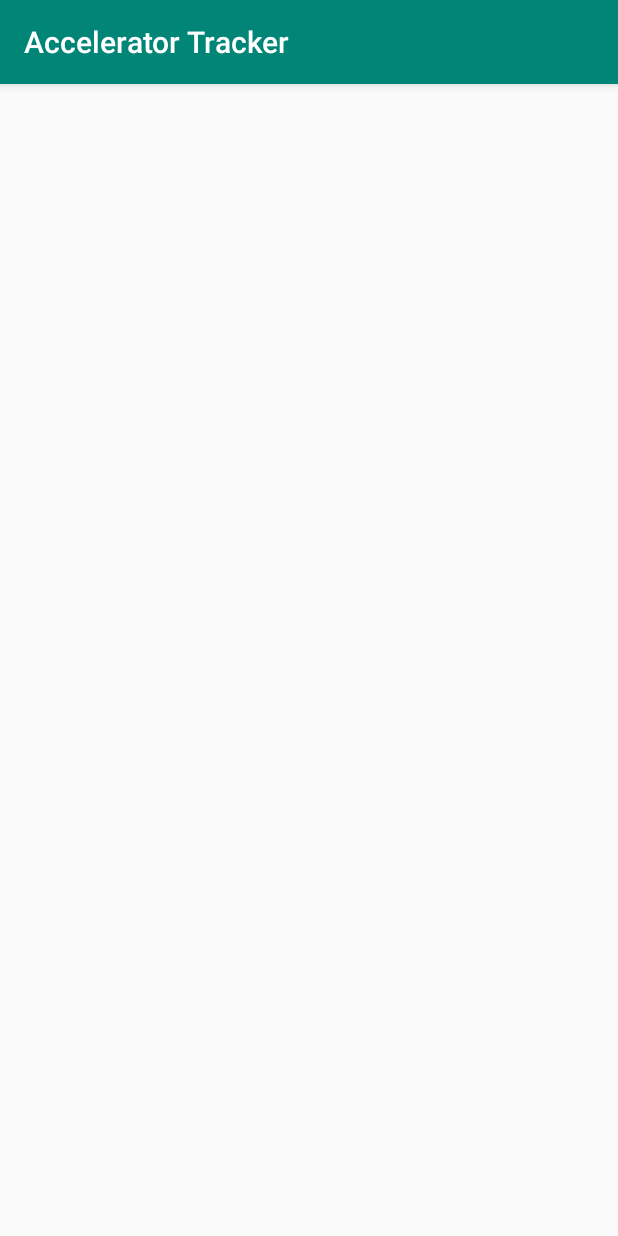
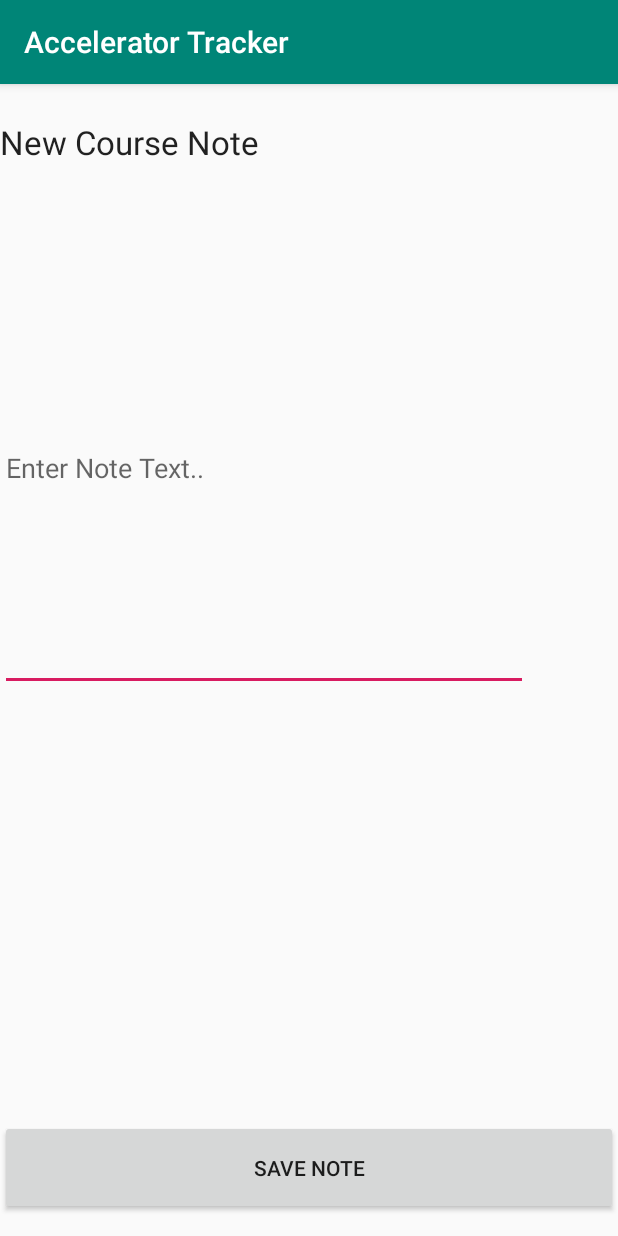
Before and after one commit to XarnnibusTug/WGU-Term_Tracker, an Android app: the CourseNoteEdit screen opened directly, with no data from a screen before it, on a phone screen of 412 x 824 dp. Run offline under Robolectric (Android 15) with nearby library versions, the phone set to English and light mode, and no system bars.

Commit message:
CHORE: Added Hints to activities
Added hints to activities

```diff
--- a/app/src/main/java/com/example/jmor132/myapplication/CourseNoteListActivity.java
+++ b/app/src/main/java/com/example/jmor132/myapplication/CourseNoteListActivity.java
@@ -14,7 +14,6 @@ import android.widget.CursorAdapter;
 import android.widget.ListView;
 import android.widget.SimpleCursorAdapter;
 
-import java.net.Inet4Address;
 
 public class CourseNoteListActivity extends AppCompatActivity implements LoaderManager.LoaderCallbacks<Cursor>{
 
@@ -32,6 +31,7 @@ public class CourseNoteListActivity extends AppCompatActivity implements LoaderM
 
         courseUri = getIntent().getParcelableExtra(CourseProvider.COURSE_CONTENT_TYPE);
         courseID = Long.parseLong(courseUri.getLastPathSegment());
+        generateCourseNoteList();
 
     }
 
--- a/app/src/main/java/com/example/jmor132/myapplication/CourseNoteViewActivity.java
+++ b/app/src/main/java/com/example/jmor132/myapplication/CourseNoteViewActivity.java
@@ -5,6 +5,8 @@ import android.os.Bundle;
 
 public class CourseNoteViewActivity extends AppCompatActivity {
 
+    private static final int COURSE_NOTE_EDITOR_CODE = 11111;
+
     @Override
     protected void onCreate(Bundle savedInstanceState) {
         super.onCreate(savedInstanceState);
--- a/app/src/main/res/layout/activity_course_editor.xml
+++ b/app/src/main/res/layout/activity_course_editor.xml
@@ -35,6 +35,7 @@
             android:layout_column="1"
             android:layout_margin="8dp"
             android:ems="10"
+            android:hint="Course Name (EX C196)"
             android:inputType="text" />
 
         <TextView
@@ -89,6 +90,7 @@
             android:layout_row="3"
             android:layout_column="1"
             android:layout_margin="8dp"
+            android:hint="Jason Morrissette"
             android:inputType="text" />
 
         <TextView
@@ -107,6 +109,7 @@
             android:layout_row="4"
             android:layout_column="1"
             android:layout_margin="8dp"
+            android:hint="555-555-5555"
             android:inputType="phone" />
 
         <TextView
@@ -125,6 +128,7 @@
             android:layout_row="5"
             android:layout_column="1"
             android:layout_margin="8dp"
+            android:hint="jmorrissette@awesomeapp.com"
             android:inputType="textWebEmailAddress" />
 
     </GridLayout>
--- a/app/src/main/res/layout/activity_course_note_edit.xml
+++ b/app/src/main/res/layout/activity_course_note_edit.xml
@@ -1,9 +1,42 @@
 <?xml version="1.0" encoding="utf-8"?>
-<android.support.constraint.ConstraintLayout xmlns:android="http://schemas.android.com/apk/res/android"
+<RelativeLayout xmlns:android="http://schemas.android.com/apk/res/android"
     xmlns:app="http://schemas.android.com/apk/res-auto"
     xmlns:tools="http://schemas.android.com/tools"
     android:layout_width="match_parent"
     android:layout_height="match_parent"
     tools:context=".CourseNoteEdit">
 
-</android.support.constraint.ConstraintLayout>
+    <Button
+        android:id="@+id/button3"
+        android:layout_width="match_parent"
+        android:layout_height="63dp"
+        android:layout_alignParentStart="true"
+        android:layout_alignParentBottom="true"
+        android:layout_marginBottom="14dp"
+        android:text="@string/save_course_note" />
+
+    <TextView
+        android:id="@+id/textView11"
+        android:layout_width="322dp"
+        android:layout_height="44dp"
+        android:layout_alignParentStart="true"
+        android:layout_alignParentTop="true"
+        android:layout_marginStart="0dp"
+        android:layout_marginTop="24dp"
+        android:text="@string/note_title"
+        android:textAppearance="@android:style/TextAppearance.Material.Large" />
+
+    <EditText
+        android:id="@+id/editText"
+        android:layout_width="352dp"
+        android:layout_height="297dp"
+        android:layout_alignParentStart="true"
+        android:layout_alignParentTop="true"
+        android:layout_marginStart="0dp"
+        android:layout_marginTop="107dp"
+        android:ems="10"
+        android:hint="Enter Note Text.."
+        android:inputType="textMultiLine" />
+
+
+</RelativeLayout>
--- a/app/src/main/res/layout/activity_term_editor.xml
+++ b/app/src/main/res/layout/activity_term_editor.xml
@@ -34,6 +34,7 @@
             android:layout_row="0"
             android:layout_column="1"
             android:layout_margin="8dp"
+            android:hint="Term Name"
             android:inputType="text" />
 
         <TextView
--- a/app/src/main/res/values/strings.xml
+++ b/app/src/main/res/values/strings.xml
@@ -76,4 +76,9 @@
     //Course Note List
     <string name="course_note_welcome">Add a new Course Note Below</string>
     <string name="new_course_note">New course Note</string>
+
+    //Course Note View
+    <string name="note_title">New Course Note</string>
+    /<string name="course_note_text">write a test note...</string>
+    <string name= "save_course_note">Save Note</string>
 </resources>
```
Also changed, not shown: app/src/main/java/com/example/jmor132/myapplication/TermsListActivity.java (+9 -5 lines), app/src/main/res/layout/activity_course_note_view.xml (+7 -12 lines), app/src/main/res/layout/course_note_list.xml (+10 -8 lines).
